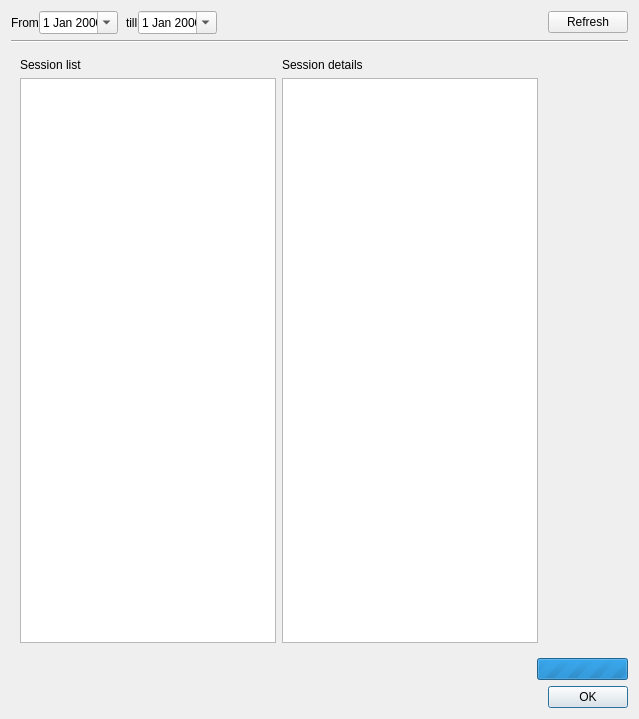
Before: the Qt Designer form client/src/ui/dialogs/audit_log_dialog.ui in networkoptix/nx_open, drawn with Qt 5.
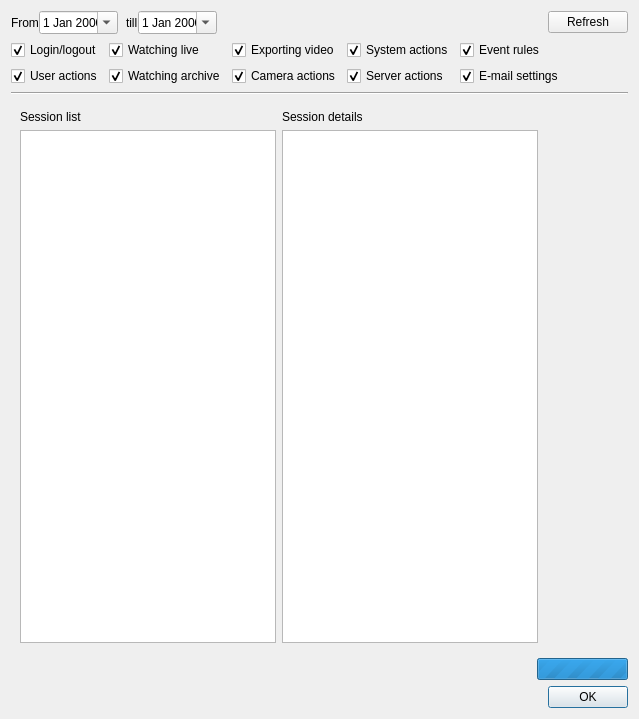
After: the same form once the commit is applied. Custom widgets are drawn as their Qt base class.

Patch:
```diff
--- a/client/src/ui/dialogs/audit_log_dialog.ui
+++ b/client/src/ui/dialogs/audit_log_dialog.ui
@@ -113,6 +113,123 @@
      </item>
     </layout>
    </item>
+   <item>
+    <layout class="QGridLayout" name="gridLayout_2">
+     <item row="1" column="0">
+      <widget class="QCheckBox" name="checkBoxUsers">
+       <property name="text">
+        <string>User actions</string>
+       </property>
+       <property name="checked">
+        <bool>true</bool>
+       </property>
+      </widget>
+     </item>
+     <item row="1" column="1">
+      <widget class="QCheckBox" name="checkBoxArchive">
+       <property name="text">
+        <string>Watching archive</string>
+       </property>
+       <property name="checked">
+        <bool>true</bool>
+       </property>
+      </widget>
+     </item>
+     <item row="0" column="2">
+      <widget class="QCheckBox" name="checkBoxExport">
+       <property name="text">
+        <string>Exporting video</string>
+       </property>
+       <property name="checked">
+        <bool>true</bool>
+       </property>
+      </widget>
+     </item>
+     <item row="0" column="1">
+      <widget class="QCheckBox" name="checkBoxLive">
+       <property name="text">
+        <string>Watching live</string>
+       </property>
+       <property name="checked">
+        <bool>true</bool>
+       </property>
+      </widget>
+     </item>
+     <item row="0" column="0">
+      <widget class="QCheckBox" name="checkBoxLogin">
+       <property name="text">
+        <string>Login/logout</string>
+       </property>
+       <property name="checked">
+        <bool>true</bool>
+       </property>
+      </widget>
+     </item>
+     <item row="0" column="4">
+      <widget class="QCheckBox" name="checkBoxBRules">
+       <property name="text">
+        <string>Event rules</string>
+       </property>
+       <property name="checked">
+        <bool>true</bool>
+       </property>
+      </widget>
+     </item>
+     <item row="1" column="3">
+      <widget class="QCheckBox" name="checkBoxServers">
+       <property name="text">
+        <string>Server actions</string>
+       </property>
+       <property name="checked">
+        <bool>true</bool>
+       </property>
+      </widget>
+     </item>
+     <item row="1" column="4">
+      <widget class="QCheckBox" name="checkBoxEmail">
+       <property name="text">
+        <string>E-mail settings</string>
+       </property>
+       <property name="checked">
+        <bool>true</bool>
+       </property>
+      </widget>
+     </item>
+     <item row="0" column="3">
+      <widget class="QCheckBox" name="checkBoxSystem">
+       <property name="text">
+        <string>System actions</string>
+       </property>
+       <property name="checked">
+        <bool>true</bool>
+       </property>
+      </widget>
+     </item>
+     <item row="1" column="2">
+      <widget class="QCheckBox" name="checkBoxCameras">
+       <property name="text">
+        <string>Camera actions</string>
+       </property>
+       <property name="checked">
+        <bool>true</bool>
+       </property>
+      </widget>
+     </item>
+     <item row="0" column="5">
+      <spacer name="horizontalSpacer_5">
+       <property name="orientation">
+        <enum>Qt::Horizontal</enum>
+       </property>
+       <property name="sizeHint" stdset="0">
+        <size>
+         <width>40</width>
+         <height>20</height>
+        </size>
+       </property>
+      </spacer>
+     </item>
+    </layout>
+   </item>
    <item>
     <widget class="Line" name="line">
      <property name="orientation">
```
